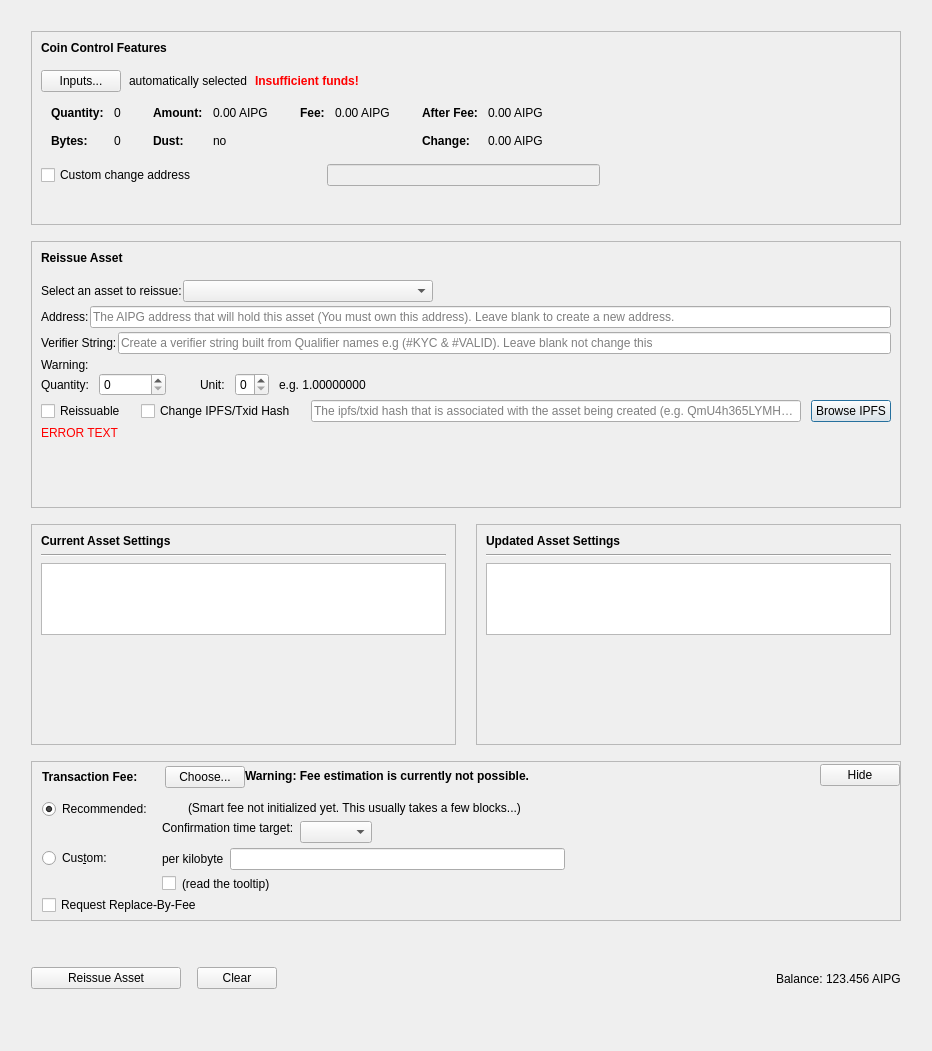
Qt form src/qt/forms/reissueassetdialog.ui (AIPowerGrid/AI-Power-Grid-Core) before a commit.
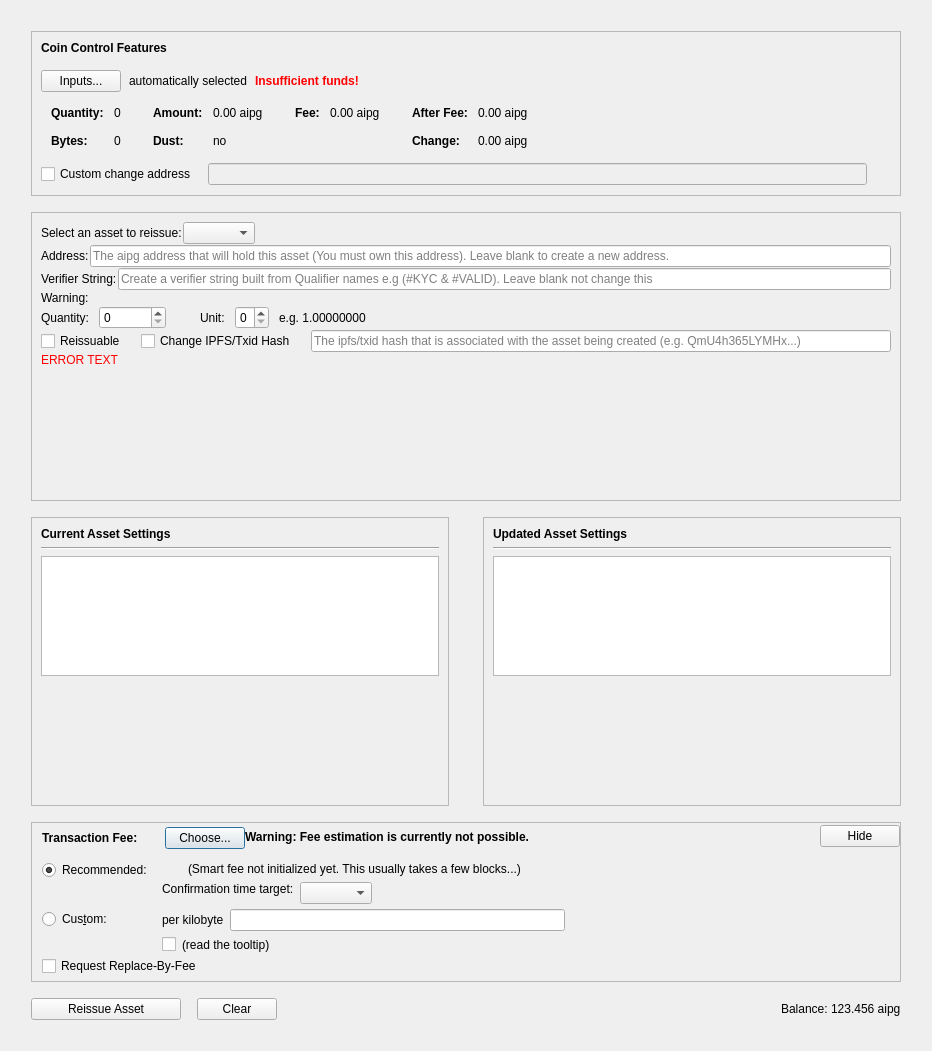
The same form after that commit. Custom widgets are drawn as their Qt base class.

Patch:
```diff
--- a/src/qt/forms/reissueassetdialog.ui
+++ b/src/qt/forms/reissueassetdialog.ui
@@ -10,18 +10,6 @@
     <height>1051</height>
    </rect>
   </property>
-  <property name="sizePolicy">
-   <sizepolicy hsizetype="MinimumExpanding" vsizetype="Preferred">
-    <horstretch>0</horstretch>
-    <verstretch>0</verstretch>
-   </sizepolicy>
-  </property>
-  <property name="minimumSize">
-   <size>
-    <width>600</width>
-    <height>800</height>
-   </size>
-  </property>
   <property name="windowTitle">
    <string notr="true">Transaction details</string>
   </property>
@@ -51,12 +39,6 @@
          <verstretch>0</verstretch>
         </sizepolicy>
        </property>
-       <property name="minimumSize">
-        <size>
-         <width>600</width>
-         <height>194</height>
-        </size>
-       </property>
        <property name="frameShape">
         <enum>QFrame::StyledPanel</enum>
        </property>
@@ -338,7 +320,7 @@
                     <enum>Qt::ActionsContextMenu</enum>
                    </property>
                    <property name="text">
-                    <string notr="true">0.00 AIPG</string>
+                    <string notr="true">0.00 aipg</string>
                    </property>
                    <property name="textInteractionFlags">
                     <set>Qt::LinksAccessibleByMouse|Qt::TextSelectableByKeyboard|Qt::TextSelectableByMouse</set>
@@ -418,7 +400,7 @@
                     <enum>Qt::ActionsContextMenu</enum>
                    </property>
                    <property name="text">
-                    <string notr="true">0.00 AIPG</string>
+                    <string notr="true">0.00 aipg</string>
                    </property>
                    <property name="textInteractionFlags">
                     <set>Qt::LinksAccessibleByMouse|Qt::TextSelectableByKeyboard|Qt::TextSelectableByMouse</set>
@@ -469,7 +451,7 @@
                     <enum>Qt::ActionsContextMenu</enum>
                    </property>
                    <property name="text">
-                    <string notr="true">0.00 AIPG</string>
+                    <string notr="true">0.00 aipg</string>
                    </property>
                    <property name="textInteractionFlags">
                     <set>Qt::LinksAccessibleByMouse|Qt::TextSelectableByKeyboard|Qt::TextSelectableByMouse</set>
@@ -498,7 +480,7 @@
                     <enum>Qt::ActionsContextMenu</enum>
                    </property>
                    <property name="text">
-                    <string notr="true">0.00 AIPG</string>
+                    <string notr="true">0.00 aipg</string>
                    </property>
                    <property name="textInteractionFlags">
                     <set>Qt::LinksAccessibleByMouse|Qt::TextSelectableByKeyboard|Qt::TextSelectableByMouse</set>
@@ -542,7 +524,7 @@
                <bool>false</bool>
               </property>
               <property name="sizePolicy">
-               <sizepolicy hsizetype="Ignored" vsizetype="Fixed">
+               <sizepolicy hsizetype="Expanding" vsizetype="Fixed">
                 <horstretch>0</horstretch>
                 <verstretch>0</verstretch>
                </sizepolicy>
@@ -596,18 +578,6 @@
      </item>
      <item>
       <widget class="QFrame" name="frame">
-       <property name="sizePolicy">
-        <sizepolicy hsizetype="Preferred" vsizetype="Fixed">
-         <horstretch>0</horstretch>
-         <verstretch>0</verstretch>
-        </sizepolicy>
-       </property>
-       <property name="minimumSize">
-        <size>
-         <width>600</width>
-         <height>220</height>
-        </size>
-       </property>
        <property name="frameShape">
         <enum>QFrame::StyledPanel</enum>
        </property>
@@ -618,50 +588,9 @@
         <property name="spacing">
          <number>0</number>
         </property>
-        <property name="sizeConstraint">
-         <enum>QLayout::SetDefaultConstraint</enum>
-        </property>
         <property name="bottomMargin">
          <number>12</number>
         </property>
-        <item>
-         <layout class="QHBoxLayout" name="horizontalLayoutReissueAsset">
-          <property name="bottomMargin">
-           <number>15</number>
-          </property>
-          <item>
-           <widget class="QLabel" name="labelReissueAsset">
-            <property name="sizePolicy">
-             <sizepolicy hsizetype="Preferred" vsizetype="Preferred">
-              <horstretch>0</horstretch>
-              <verstretch>0</verstretch>
-             </sizepolicy>
-            </property>
-            <property name="minimumSize">
-             <size>
-              <width>0</width>
-              <height>0</height>
-             </size>
-            </property>
-            <property name="font">
-             <font>
-              <weight>75</weight>
-              <bold>true</bold>
-             </font>
-            </property>
-            <property name="styleSheet">
-             <string notr="true">font-weight:bold;</string>
-            </property>
-            <property name="frameShape">
-             <enum>QFrame::NoFrame</enum>
-            </property>
-            <property name="text">
-             <string>Reissue Asset</string>
-            </property>
-           </widget>
-          </item>
-         </layout>
-        </item>
         <item>
          <layout class="QVBoxLayout" name="verticalLayout_6">
           <property name="spacing">
@@ -669,43 +598,15 @@
           </property>
           <item>
            <layout class="QHBoxLayout" name="horizontalLayout">
-            <property name="bottomMargin">
-             <number>3</number>
-            </property>
             <item>
              <widget class="QLabel" name="assetNameLabel">
-              <property name="sizePolicy">
-               <sizepolicy hsizetype="Preferred" vsizetype="Preferred">
-                <horstretch>0</horstretch>
-                <verstretch>0</verstretch>
-               </sizepolicy>
-              </property>
               <property name="text">
                <string>Select an asset to reissue:</string>
               </property>
              </widget>
             </item>
             <item>
-             <widget class="QComboBox" name="comboBox">
-              <property name="enabled">
-               <bool>true</bool>
-              </property>
-              <property name="sizePolicy">
-               <sizepolicy hsizetype="Preferred" vsizetype="Fixed">
-                <horstretch>0</horstretch>
-                <verstretch>0</verstretch>
-               </sizepolicy>
-              </property>
-              <property name="minimumSize">
-               <size>
-                <width>250</width>
-                <height>0</height>
-               </size>
-              </property>
-              <property name="sizeAdjustPolicy">
-               <enum>QComboBox::AdjustToContentsOnFirstShow</enum>
-              </property>
-             </widget>
+             <widget class="QComboBox" name="comboBox"/>
             </item>
             <item>
              <widget class="QLabel" name="reissueCostLabel">
@@ -734,9 +635,6 @@
           </item>
           <item>
            <layout class="QHBoxLayout" name="horizontalLayout_3">
-            <property name="bottomMargin">
-             <number>3</number>
-            </property>
             <item>
              <widget class="QLabel" name="addressLabel">
               <property name="text">
@@ -750,7 +648,7 @@
                <string/>
               </property>
               <property name="placeholderText">
-               <string>The AIPG address that will hold this asset (You must own this address). Leave blank to create a new address.</string>
+               <string>The aipg address that will hold this asset (You must own this address). Leave blank to create a new address.</string>
               </property>
              </widget>
             </item>
@@ -758,9 +656,6 @@
           </item>
           <item>
            <layout class="QHBoxLayout" name="horizontalLayout_15">
-            <property name="bottomMargin">
-             <number>3</number>
-            </property>
             <item>
              <widget class="QLabel" name="labelVerifierString">
               <property name="text">
@@ -789,9 +684,6 @@
             <property name="spacing">
              <number>34</number>
             </property>
-            <property name="bottomMargin">
-             <number>3</number>
-            </property>
             <item>
              <layout class="QHBoxLayout" name="horizontalLayout_7">
               <property name="spacing">
@@ -876,9 +768,6 @@
             <property name="spacing">
              <number>0</number>
             </property>
-            <property name="bottomMargin">
-             <number>3</number>
-            </property>
             <item>
              <layout class="QHBoxLayout" name="horizontalLayout_10">
               <property name="rightMargin">
@@ -943,13 +832,6 @@
                 </property>
                </widget>
               </item>
-              <item>
-               <widget class="QPushButton" name="openIpfsButton">
-                <property name="text">
-                 <string>Browse IPFS</string>
-                </property>
-               </widget>
-              </item>
              </layout>
             </item>
            </layout>
@@ -993,27 +875,12 @@
       </widget>
      </item>
      <item>
-      <layout class="QHBoxLayout" name="horizontalLayout_9" stretch="0,0">
+      <layout class="QHBoxLayout" name="horizontalLayout_9">
        <property name="spacing">
-        <number>20</number>
-       </property>
-       <property name="sizeConstraint">
-        <enum>QLayout::SetMinimumSize</enum>
+        <number>34</number>
        </property>
        <item>
         <widget class="QFrame" name="frame_3">
-         <property name="sizePolicy">
-          <sizepolicy hsizetype="Preferred" vsizetype="Fixed">
-           <horstretch>0</horstretch>
-           <verstretch>0</verstretch>
-          </sizepolicy>
-         </property>
-         <property name="minimumSize">
-          <size>
-           <width>0</width>
-           <height>150</height>
-          </size>
-         </property>
          <property name="frameShape">
           <enum>QFrame::StyledPanel</enum>
          </property>
@@ -1082,18 +949,6 @@
        </item>
        <item>
         <widget class="QFrame" name="frame_2">
-         <property name="sizePolicy">
-          <sizepolicy hsizetype="Preferred" vsizetype="Fixed">
-           <horstretch>0</horstretch>
-           <verstretch>0</verstretch>
-          </sizepolicy>
-         </property>
-         <property name="minimumSize">
-          <size>
-           <width>0</width>
-           <height>150</height>
-          </size>
-         </property>
          <property name="frameShape">
           <enum>QFrame::StyledPanel</enum>
          </property>
@@ -1663,9 +1518,6 @@
      </item>
      <item>
       <layout class="QHBoxLayout" name="horizontalLayout_8">
-       <property name="sizeConstraint">
-        <enum>QLayout::SetFixedSize</enum>
-       </property>
        <item>
         <widget class="QPushButton" name="reissueAssetButton">
          <property name="minimumSize">
@@ -1714,7 +1566,7 @@
          <item>
           <widget class="QLabel" name="labelBalance">
            <property name="text">
-            <string>123.456 AIPG</string>
+            <string>123.456 aipg</string>
            </property>
           </widget>
          </item>
```
Left out of the diff: 4 changed lines with no effect on the pictures.
